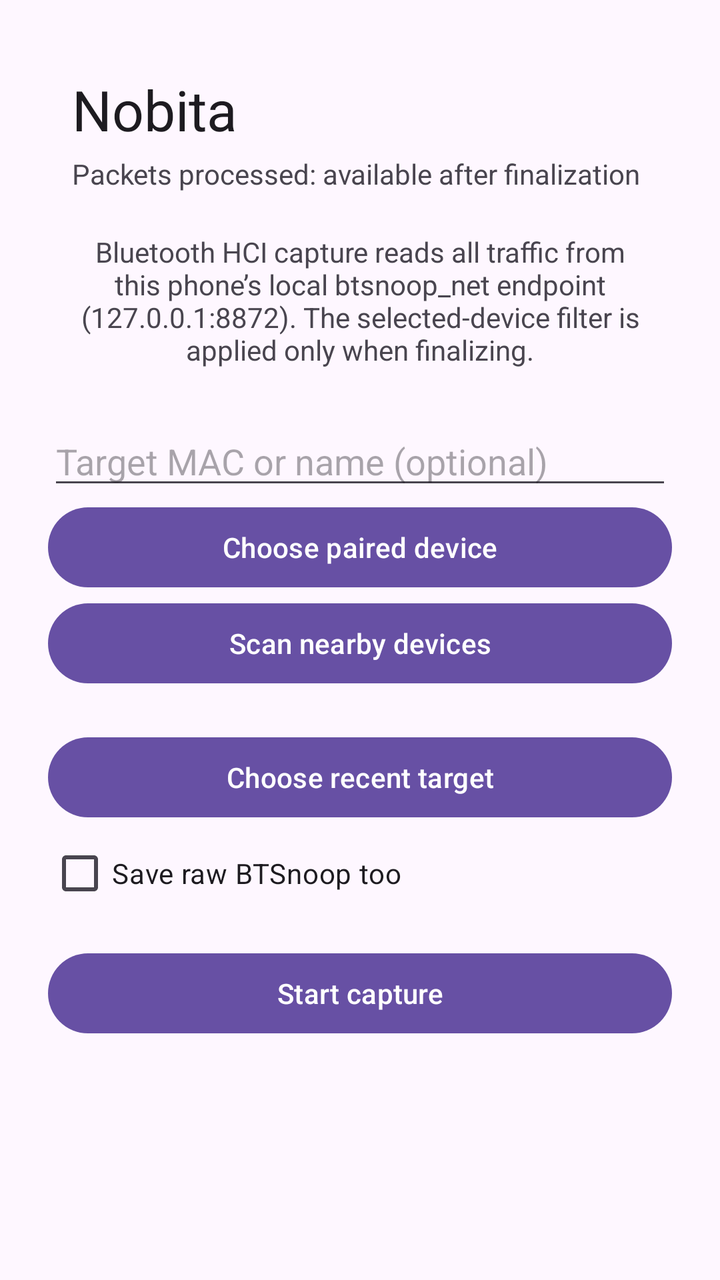
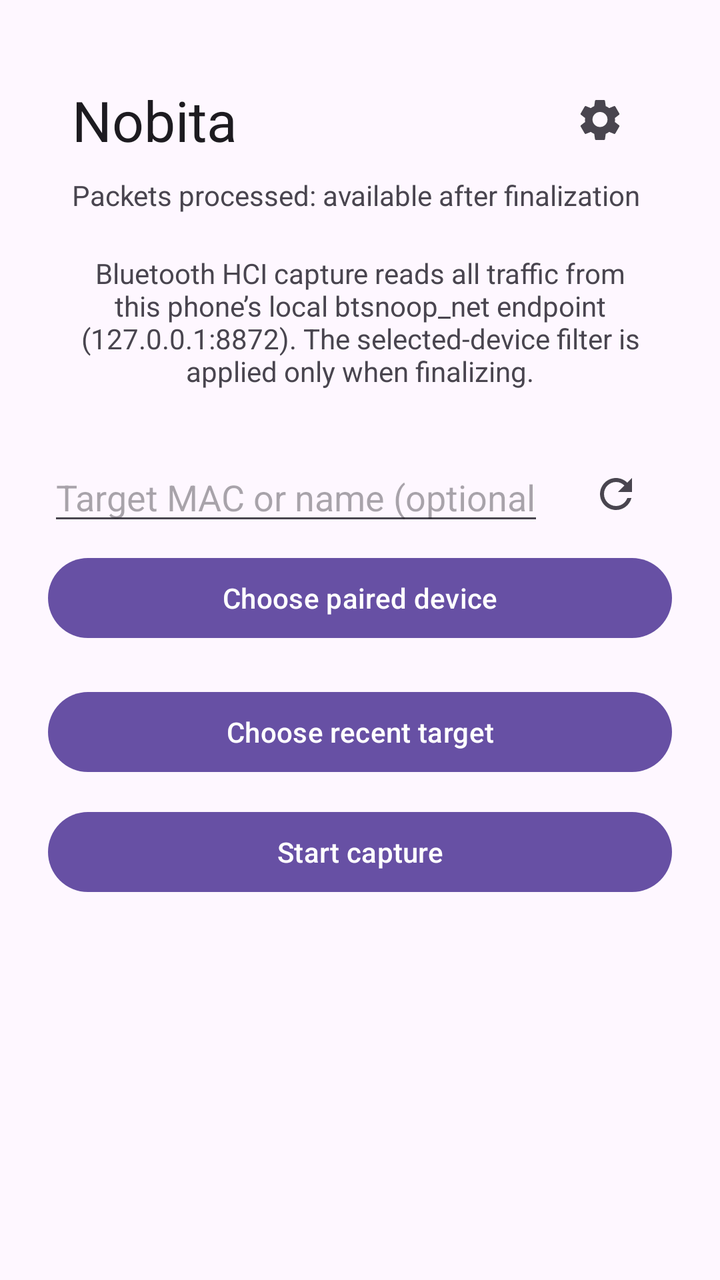

Screens rendered from an Android XML layout before and after an edit, with the pre-edit source and the edit as a unified diff.
<!-- AndroidManifest.xml: application theme Theme.Nobita -->
<!-- res/layout/activity_main.xml -->
<?xml version="1.0" encoding="utf-8"?>
<ScrollView xmlns:android="http://schemas.android.com/apk/res/android"
    android:layout_width="match_parent"
    android:layout_height="match_parent">
    <LinearLayout
        android:layout_width="match_parent"
        android:layout_height="wrap_content"
        android:gravity="center_horizontal"
        android:orientation="vertical"
        android:padding="24dp">

    <LinearLayout
        android:id="@+id/capture_top_bar"
        android:layout_width="match_parent"
        android:layout_height="wrap_content"
        android:orientation="vertical"
        android:padding="12dp">
        <TextView android:layout_width="match_parent" android:layout_height="wrap_content" android:text="@string/app_name" android:textAppearance="?attr/textAppearanceHeadlineMedium" />
        <TextView android:id="@+id/capture_top_status" android:layout_width="match_parent" android:layout_height="wrap_content" android:layout_marginTop="4dp" android:text="@string/capture_packets_pending" />
    </LinearLayout>

    <TextView
        android:layout_width="wrap_content"
        android:layout_height="wrap_content"
        android:layout_marginTop="8dp"
        android:gravity="center"
        android:text="@string/app_description" />

    <EditText
        android:id="@+id/target"
        android:layout_width="match_parent"
        android:layout_height="wrap_content"
        android:layout_marginTop="24dp"
        android:hint="@string/capture_target_hint"
        android:inputType="text" />

    <Button
        android:id="@+id/choose_paired"
        android:layout_width="match_parent"
        android:layout_height="wrap_content"
        android:text="@string/choose_paired" />
    <Button android:id="@+id/scan_nearby" android:layout_width="match_parent" android:layout_height="wrap_content" android:text="@string/scan_nearby" />
    <LinearLayout android:layout_width="match_parent" android:layout_height="wrap_content" android:gravity="center_vertical">
        <ImageView android:id="@+id/scan_indicator" android:layout_width="24dp" android:layout_height="24dp" android:contentDescription="@null" android:src="@drawable/ic_progress_activity" android:visibility="gone" />
        <TextView android:id="@+id/scan_status" android:layout_width="wrap_content" android:layout_height="wrap_content" android:layout_marginStart="8dp" />
    </LinearLayout>
    <Button android:id="@+id/choose_recent" android:layout_width="match_parent" android:layout_height="wrap_content" android:text="@string/choose_recent" />
    <CheckBox android:id="@+id/save_raw" android:layout_width="match_parent" android:layout_height="wrap_content" android:text="@string/save_raw" />

    <Button
        android:id="@+id/start_capture"
        android:layout_width="match_parent"
        android:layout_height="wrap_content"
        android:layout_marginTop="12dp"
        android:text="@string/start_capture" />

    <Button
        android:id="@+id/stop_export"
        android:layout_width="match_parent"
        android:layout_height="wrap_content"
        android:text="@string/stop_export"
        android:visibility="gone" />
    <Button android:id="@+id/export_full" android:layout_width="match_parent" android:layout_height="wrap_content" android:text="@string/export_full" android:visibility="gone" />

    <TextView
        android:id="@+id/status"
        android:layout_width="match_parent"
        android:layout_height="wrap_content"
        android:layout_marginTop="16dp" />

    <LinearLayout
        android:id="@+id/export_actions"
        android:layout_width="match_parent"
        android:layout_height="wrap_content"
        android:visibility="gone">
        <Button android:id="@+id/open_capture" android:layout_width="0dp" android:layout_height="wrap_content" android:layout_weight="1" android:text="@string/open_capture" />
        <Button android:id="@+id/share_capture" android:layout_width="0dp" android:layout_height="wrap_content" android:layout_weight="1" android:text="@string/share_capture" />
    </LinearLayout>
    </LinearLayout>
</ScrollView>
<!-- resources referenced by this layout -->
<resources>
  <string name="app_description">Bluetooth HCI capture reads all traffic from this phone’s local btsnoop_net endpoint (127.0.0.1:8872). The selected-device filter is applied only when finalizing.</string>
  <string name="app_name">Nobita</string>
  <string name="capture_packets_pending">Packets processed: available after finalization</string>
  <string name="capture_target_hint">Target MAC or name (optional)</string>
  <string name="choose_paired">Choose paired device</string>
  <string name="choose_recent">Choose recent target</string>
  <string name="export_full">Finalize full capture</string>
  <string name="open_capture">Open</string>
  <string name="save_raw">Save raw BTSnoop too</string>
  <string name="scan_nearby">Scan nearby devices</string>
  <string name="share_capture">Share</string>
  <string name="start_capture">Start capture</string>
  <string name="stop_export">Stop &amp; finalize</string>
  <style name="Theme.Nobita" parent="Theme.Material3.DayNight.NoActionBar" />
  <!-- unchanged entries left out for length: 1 -->
</resources>

<!-- the commit's change to res/layout/activity_main.xml (unified diff, before → after) -->
@@ -1,5 +1,6 @@
 <?xml version="1.0" encoding="utf-8"?>
 <ScrollView xmlns:android="http://schemas.android.com/apk/res/android"
+    xmlns:app="http://schemas.android.com/apk/res-auto"
     android:layout_width="match_parent"
     android:layout_height="match_parent">
     <LinearLayout
@@ -15,7 +16,10 @@
         android:layout_height="wrap_content"
         android:orientation="vertical"
         android:padding="12dp">
-        <TextView android:layout_width="match_parent" android:layout_height="wrap_content" android:text="@string/app_name" android:textAppearance="?attr/textAppearanceHeadlineMedium" />
+        <LinearLayout android:layout_width="match_parent" android:layout_height="wrap_content" android:gravity="center_vertical" android:orientation="horizontal">
+            <TextView android:layout_width="0dp" android:layout_height="wrap_content" android:layout_weight="1" android:text="@string/app_name" android:textAppearance="?attr/textAppearanceHeadlineMedium" />
+            <ImageButton android:id="@+id/settings" android:layout_width="48dp" android:layout_height="48dp" android:background="?attr/selectableItemBackgroundBorderless" android:contentDescription="@string/settings_title" android:padding="12dp" android:src="@drawable/ic_settings" app:tint="?attr/colorControlNormal" />
+        </LinearLayout>
         <TextView android:id="@+id/capture_top_status" android:layout_width="match_parent" android:layout_height="wrap_content" android:layout_marginTop="4dp" android:text="@string/capture_packets_pending" />
     </LinearLayout>
 
@@ -26,27 +30,21 @@
         android:gravity="center"
         android:text="@string/app_description" />
 
-    <EditText
-        android:id="@+id/target"
-        android:layout_width="match_parent"
-        android:layout_height="wrap_content"
-        android:layout_marginTop="24dp"
-        android:hint="@string/capture_target_hint"
-        android:inputType="text" />
+    <LinearLayout android:layout_width="match_parent" android:layout_height="wrap_content" android:layout_marginTop="24dp" android:gravity="center_vertical" android:orientation="horizontal">
+        <EditText android:id="@+id/target" android:layout_width="0dp" android:layout_height="wrap_content" android:layout_weight="1" android:hint="@string/capture_target_hint" android:inputType="text" />
+        <ImageButton android:id="@+id/scan_nearby" android:layout_width="56dp" android:layout_height="56dp" android:layout_marginStart="8dp" android:background="?attr/selectableItemBackgroundBorderless" android:contentDescription="@string/scan_nearby" android:padding="16dp" android:src="@drawable/ic_refresh" app:tint="?attr/colorControlNormal" />
+    </LinearLayout>
 
     <Button
         android:id="@+id/choose_paired"
         android:layout_width="match_parent"
         android:layout_height="wrap_content"
         android:text="@string/choose_paired" />
-    <Button android:id="@+id/scan_nearby" android:layout_width="match_parent" android:layout_height="wrap_content" android:text="@string/scan_nearby" />
     <LinearLayout android:layout_width="match_parent" android:layout_height="wrap_content" android:gravity="center_vertical">
         <ImageView android:id="@+id/scan_indicator" android:layout_width="24dp" android:layout_height="24dp" android:contentDescription="@null" android:src="@drawable/ic_progress_activity" android:visibility="gone" />
         <TextView android:id="@+id/scan_status" android:layout_width="wrap_content" android:layout_height="wrap_content" android:layout_marginStart="8dp" />
     </LinearLayout>
     <Button android:id="@+id/choose_recent" android:layout_width="match_parent" android:layout_height="wrap_content" android:text="@string/choose_recent" />
-    <CheckBox android:id="@+id/save_raw" android:layout_width="match_parent" android:layout_height="wrap_content" android:text="@string/save_raw" />
-
     <Button
         android:id="@+id/start_capture"
         android:layout_width="match_parent"
@@ -62,19 +60,14 @@
         android:visibility="gone" />
     <Button android:id="@+id/export_full" android:layout_width="match_parent" android:layout_height="wrap_content" android:text="@string/export_full" android:visibility="gone" />
 
-    <TextView
-        android:id="@+id/status"
-        android:layout_width="match_parent"
-        android:layout_height="wrap_content"
-        android:layout_marginTop="16dp" />
-
     <LinearLayout
         android:id="@+id/export_actions"
         android:layout_width="match_parent"
         android:layout_height="wrap_content"
         android:visibility="gone">
-        <Button android:id="@+id/open_capture" android:layout_width="0dp" android:layout_height="wrap_content" android:layout_weight="1" android:text="@string/open_capture" />
-        <Button android:id="@+id/share_capture" android:layout_width="0dp" android:layout_height="wrap_content" android:layout_weight="1" android:text="@string/share_capture" />
+        <ImageButton android:id="@+id/open_capture" android:layout_width="56dp" android:layout_height="56dp" android:background="?attr/selectableItemBackgroundBorderless" android:contentDescription="@string/open_capture" android:padding="16dp" android:src="@drawable/ic_open_in_new" app:tint="?attr/colorControlNormal" />
+        <ImageButton android:id="@+id/share_capture" android:layout_width="56dp" android:layout_height="56dp" android:layout_marginStart="8dp" android:background="?attr/selectableItemBackgroundBorderless" android:contentDescription="@string/share_capture" android:padding="16dp" android:src="@drawable/ic_share" app:tint="?attr/colorControlNormal" />
     </LinearLayout>
+    <TextView android:id="@+id/status" android:layout_width="match_parent" android:layout_height="wrap_content" android:layout_marginTop="16dp" />
     </LinearLayout>
 </ScrollView>
<!-- resource entries referenced after the edit -->
@@ -1,5 +1,21 @@
 <!-- resources referenced by this layout -->
 <resources>
+  <!-- drawable ic_open_in_new (drawable) -->
+  <vector xmlns:android="http://schemas.android.com/apk/res/android" android:width="24dp" android:height="24dp" android:viewportWidth="24" android:viewportHeight="24">
+      <path android:fillColor="@android:color/white" android:pathData="M19,19H5V5h7V3H5c-1.1,0 -2,0.9 -2,2v14c0,1.1 0.9,2 2,2h14c1.1,0 2,-0.9 2,-2v-7h-2v7zM14,3v2h3.59L7.76,14.83l1.41,1.41L19,6.41V10h2V3h-7z" />
+  </vector>
+  <!-- drawable ic_refresh (drawable) -->
+  <vector xmlns:android="http://schemas.android.com/apk/res/android" android:width="24dp" android:height="24dp" android:viewportWidth="24" android:viewportHeight="24">
+      <path android:fillColor="@android:color/white" android:pathData="M17.65,6.35C16.2,4.9 14.21,4 12,4c-4.42,0 -7.99,3.58 -7.99,8s3.57,8 7.99,8c3.73,0 6.84,-2.55 7.73,-6h-2.08c-0.82,2.33 -3.04,4 -5.65,4 -3.31,0 -6,-2.69 -6,-6s2.69,-6 6,-6c1.66,0 3.14,0.69 4.22,1.78L13,11h7V4l-2.35,2.35z" />
+  </vector>
+  <!-- drawable ic_settings (drawable) -->
+  <vector xmlns:android="http://schemas.android.com/apk/res/android" android:width="24dp" android:height="24dp" android:viewportWidth="24" android:viewportHeight="24">
+      <path android:fillColor="@android:color/white" android:pathData="M19.43,12.98c0.04,-0.32 0.07,-0.65 0.07,-0.98s-0.02,-0.66 -0.07,-0.98l2.11,-1.65c0.19,-0.15 0.24,-0.42 0.12,-0.64l-2,-3.46c-0.12,-0.22 -0.37,-0.31 -0.6,-0.22l-2.49,1c-0.52,-0.4 -1.08,-0.73 -1.69,-0.98L14.5,2.42C14.47,2.18 14.25,2 14,2h-4c-0.25,0 -0.46,0.18 -0.5,0.42L9.12,5.07c-0.61,0.25 -1.18,0.59 -1.69,0.98l-2.49,-1c-0.23,-0.08 -0.48,0 -0.6,0.22l-2,3.46c-0.13,0.22 -0.07,0.49 0.12,0.64l2.11,1.65c-0.04,0.32 -0.08,0.65 -0.08,0.98s0.03,0.66 0.08,0.98l-2.11,1.65c-0.19,0.15 -0.24,0.42 -0.12,0.64l2,3.46c0.12,0.22 0.37,0.31 0.6,0.22l2.49,-1c0.52,0.4 1.08,0.73 1.69,0.98l0.38,2.65c0.04,0.24 0.25,0.42 0.5,0.42h4c0.25,0 0.46,-0.18 0.5,-0.42l0.38,-2.65c0.61,-0.25 1.18,-0.58 1.69,-0.98l2.49,1c0.23,0.08 0.48,0 0.6,-0.22l2,-3.46c0.12,-0.22 0.07,-0.49 -0.12,-0.64l-2.11,-1.65zM12,15.5A3.5,3.5 0,1 1,12 8a3.5,3.5 0,0 1,0 7.5z" />
+  </vector>
+  <!-- drawable ic_share (drawable) -->
+  <vector xmlns:android="http://schemas.android.com/apk/res/android" android:width="24dp" android:height="24dp" android:viewportWidth="24" android:viewportHeight="24">
+      <path android:fillColor="@android:color/white" android:pathData="M18,16.08c-0.76,0 -1.44,0.3 -1.96,0.77L8.91,12.7c0.05,-0.23 0.09,-0.46 0.09,-0.7s-0.04,-0.47 -0.09,-0.7l7.05,-4.11C16.5,7.72 17.21,8 18,8c1.66,0 3,-1.34 3,-3s-1.34,-3 -3,-3 -3,1.34 -3,3c0,0.24 0.04,0.47 0.09,0.7L8.04,9.81C7.5,9.31 6.79,9 6,9c-1.66,0 -3,1.34 -3,3s1.34,3 3,3c0.79,0 1.5,-0.31 2.04,-0.81l7.12,4.16c-0.05,0.21 -0.08,0.43 -0.08,0.65 0,1.61 1.31,2.92 2.92,2.92s2.92,-1.31 2.92,-2.92 -1.31,-2.92 -2.92,-2.92z" />
+  </vector>
   <string name="app_description">Bluetooth HCI capture reads all traffic from this phone’s local btsnoop_net endpoint (127.0.0.1:8872). The selected-device filter is applied only when finalizing.</string>
   <string name="app_name">Nobita</string>
   <string name="capture_packets_pending">Packets processed: available after finalization</string>
@@ -8,8 +24,8 @@
   <string name="choose_recent">Choose recent target</string>
   <string name="export_full">Finalize full capture</string>
   <string name="open_capture">Open</string>
-  <string name="save_raw">Save raw BTSnoop too</string>
   <string name="scan_nearby">Scan nearby devices</string>
+  <string name="settings_title">Settings</string>
   <string name="share_capture">Share</string>
   <string name="start_capture">Start capture</string>
   <string name="stop_export">Stop &amp; finalize</string>
